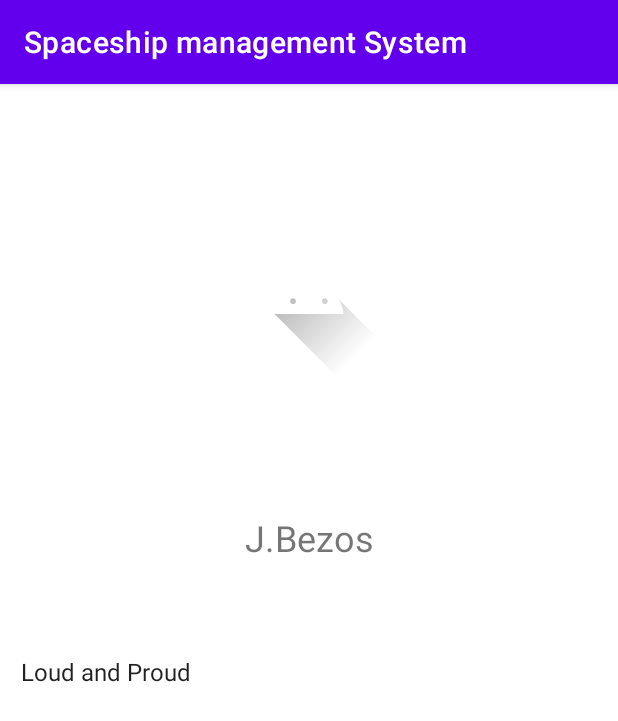
After one commit to artjoman/spaceship-management-system, an Android app: the WelcomeActivity screen opened directly, with no data from a screen before it, on a phone screen of 412 x 824 dp. The commit adds this screen. Shown: the top 721 px of the screen. Run offline under Robolectric (Android 15) with nearby library versions, the phone set to English and light mode, and no system bars.

Commit message:
Lesson 30 - Added SQLite connection to the Welcome activity

```diff
--- a/app/build.gradle
+++ b/app/build.gradle
@@ -25,6 +25,9 @@ android {
         sourceCompatibility JavaVersion.VERSION_1_8
         targetCompatibility JavaVersion.VERSION_1_8
     }
+    buildFeatures {
+        viewBinding true
+    }
 }
 
 dependencies {
@@ -32,6 +35,8 @@ dependencies {
     implementation 'androidx.appcompat:appcompat:1.4.0'
     implementation 'com.google.android.material:material:1.4.0'
     implementation 'androidx.constraintlayout:constraintlayout:2.1.2'
+    implementation 'androidx.navigation:navigation-fragment:2.3.5'
+    implementation 'androidx.navigation:navigation-ui:2.3.5'
     testImplementation 'junit:junit:4.+'
     androidTestImplementation 'androidx.test.ext:junit:1.1.3'
     androidTestImplementation 'androidx.test.espresso:espresso-core:3.4.0'
--- /dev/null
+++ b/app/src/main/java/lv/artjoms/spaceshipmanagementsystem/WelcomeActivity.java
@@ -0,0 +1,92 @@
+package lv.artjoms.spaceshipmanagementsystem;
+
+import androidx.appcompat.app.AppCompatActivity;
+
+import android.content.ContentValues;
+import android.database.Cursor;
+import android.database.sqlite.SQLiteDatabase;
+import android.os.Bundle;
+import android.provider.BaseColumns;
+import android.widget.ArrayAdapter;
+import android.widget.ListView;
+
+import java.util.ArrayList;
+import java.util.List;
+
+import lv.artjoms.spaceshipmanagementsystem.db.SqliteHelper;
+
+public class WelcomeActivity extends AppCompatActivity {
+
+    private ListView shipList;
+
+    // Data management variables
+    List<String> shipsFromDb = new ArrayList<>();
+
+    @Override
+    protected void onCreate(Bundle savedInstanceState) {
+        super.onCreate(savedInstanceState);
+        setContentView(R.layout.activity_welcome);
+
+        SqliteHelper dbHelper = new SqliteHelper(this);
+
+
+        // TODO: Move code to own methods
+
+        String title = "Loud and Proud";
+        String myColor = "LED";
+        String mass = "100";
+        String location = "Riga";
+        String image = "";
+
+        // Gets the data repository in write mode
+        SQLiteDatabase db = dbHelper.getWritableDatabase();
+
+        // Create a new map of values, where column names are the keys
+        ContentValues values = new ContentValues();
+        values.put(SqliteHelper.SpaceshipEntry.COLUMN_NAME_TITLE, title);
+        values.put(SqliteHelper.SpaceshipEntry.COLUMN_NAME_MASS, mass);
+        values.put(SqliteHelper.SpaceshipEntry.COLUMN_NAME_COLOR, myColor);
+        values.put(SqliteHelper.SpaceshipEntry.COLUMN_NAME_LOCATION, location);
+        values.put(SqliteHelper.SpaceshipEntry.COLUMN_NAME_IMAGE_URL, image);
+
+        // Insert the new row, returning the primary key value of the new row
+        long newRowId = db.insert(SqliteHelper.SpaceshipEntry.TABLE_NAME, null, values);
+
+        SQLiteDatabase readDb = dbHelper.getReadableDatabase();
+
+        // Define a projection that specifies which columns from the database
+        // you will actually use after this query.
+        String[] projection = {
+                BaseColumns._ID,
+                SqliteHelper.SpaceshipEntry.COLUMN_NAME_TITLE
+        };
+
+        Cursor cursor = db.query(
+                SqliteHelper.SpaceshipEntry.TABLE_NAME,   // The table to query
+                projection,             // The array of columns to return (pass null to get all)
+                null,              // The columns for the WHERE clause
+                null,          // The values for the WHERE clause
+                null,                   // don't group the rows
+                null,                   // don't filter by row groups
+                null               // The sort order
+        );
+
+        while(cursor.moveToNext()) {
+            String myTitle = cursor.getString(cursor.getColumnIndexOrThrow(SqliteHelper.SpaceshipEntry.COLUMN_NAME_TITLE));
+            shipsFromDb.add(myTitle);
+        }
+        cursor.close();
+
+        // Reference to the Layout
+        shipList = (ListView) findViewById(R.id.shipList);
+
+        ArrayAdapter<String> arrayAdapter = new ArrayAdapter<String>(
+                this,
+                android.R.layout.simple_list_item_1,
+                shipsFromDb
+        );
+
+        shipList.setAdapter(arrayAdapter);
+
+    }
+}
--- /dev/null
+++ b/app/src/main/java/lv/artjoms/spaceshipmanagementsystem/db/SqliteHelper.java
@@ -0,0 +1,52 @@
+package lv.artjoms.spaceshipmanagementsystem.db;
+
+import android.content.Context;
+import android.database.sqlite.SQLiteDatabase;
+import android.database.sqlite.SQLiteOpenHelper;
+import android.provider.BaseColumns;
+
+public class SqliteHelper extends SQLiteOpenHelper {
+    // If you change the database schema, you must increment the database version.
+    public static final int DATABASE_VERSION = 1;
+    public static final String DATABASE_NAME = "spaceships.db";
+
+    private static final String SQL_CREATE_ENTRIES =
+            "CREATE TABLE " + SpaceshipEntry.TABLE_NAME + " (" +
+                    SpaceshipEntry._ID + " INTEGER PRIMARY KEY," +
+                    SpaceshipEntry.COLUMN_NAME_TITLE + " TEXT," +
+                    SpaceshipEntry.COLUMN_NAME_MASS + " TEXT," +
+                    SpaceshipEntry.COLUMN_NAME_COLOR + " TEXT," +
+                    SpaceshipEntry.COLUMN_NAME_LOCATION + " TEXT," +
+                    SpaceshipEntry.COLUMN_NAME_IMAGE_URL + " TEXT)";
+
+    private static final String SQL_DELETE_ENTRIES =
+            "DROP TABLE IF EXISTS " + SpaceshipEntry.TABLE_NAME;
+
+    public SqliteHelper(Context context) {
+        super(context, DATABASE_NAME, null, DATABASE_VERSION);
+    }
+
+    public void onCreate(SQLiteDatabase db) {
+        db.execSQL(SQL_CREATE_ENTRIES);
+    }
+    public void onUpgrade(SQLiteDatabase db, int oldVersion, int newVersion) {
+        // This database is only a cache for online data, so its upgrade policy is
+        // to simply to discard the data and start over
+        db.execSQL(SQL_DELETE_ENTRIES);
+        onCreate(db);
+    }
+    public void onDowngrade(SQLiteDatabase db, int oldVersion, int newVersion) {
+        onUpgrade(db, oldVersion, newVersion);
+    }
+
+
+    /* Inner class that defines the table contents */
+    public static class SpaceshipEntry implements BaseColumns {
+        public static final String TABLE_NAME = "spaceships";
+        public static final String COLUMN_NAME_TITLE = "title";
+        public static final String COLUMN_NAME_MASS = "mass";
+        public static final String COLUMN_NAME_COLOR = "color";
+        public static final String COLUMN_NAME_LOCATION = "location";
+        public static final String COLUMN_NAME_IMAGE_URL = "image";
+    }
+}
--- a/app/src/main/res/layout/activity_main.xml
+++ b/app/src/main/res/layout/activity_login.xml
@@ -6,7 +6,7 @@
     android:layout_height="match_parent"
     android:gravity="center"
     android:orientation="vertical"
-    tools:context=".MainActivity">
+    tools:context=".LoginActivity">
 
     <LinearLayout
         android:layout_width="wrap_content"
--- /dev/null
+++ b/app/src/main/res/layout/activity_welcome.xml
@@ -0,0 +1,48 @@
+<?xml version="1.0" encoding="utf-8"?>
+<androidx.constraintlayout.widget.ConstraintLayout xmlns:android="http://schemas.android.com/apk/res/android"
+    xmlns:app="http://schemas.android.com/apk/res-auto"
+    xmlns:tools="http://schemas.android.com/tools"
+    android:layout_width="match_parent"
+    android:layout_height="match_parent"
+    tools:context=".WelcomeActivity">
+
+    <ImageView
+        android:id="@+id/imageView"
+        android:layout_width="wrap_content"
+        android:layout_height="wrap_content"
+        app:layout_constraintBottom_toTopOf="@+id/textView"
+        app:layout_constraintEnd_toEndOf="parent"
+        app:layout_constraintStart_toStartOf="parent"
+        app:layout_constraintTop_toTopOf="parent"
+        app:srcCompat="@drawable/ic_launcher_foreground"
+        tools:srcCompat="@drawable/ic_launcher_foreground" />
+
+    <TextView
+        android:id="@+id/textView"
+        android:layout_width="wrap_content"
+        android:layout_height="wrap_content"
+        android:layout_marginBottom="24dp"
+        android:text="J.Bezos"
+        android:textSize="24sp"
+        app:layout_constraintBottom_toTopOf="@+id/scrollView2"
+        app:layout_constraintEnd_toEndOf="parent"
+        app:layout_constraintStart_toStartOf="parent"
+        app:layout_constraintTop_toTopOf="parent"
+        app:layout_constraintVertical_bias="0.919" />
+
+    <ScrollView
+        android:id="@+id/scrollView2"
+        android:layout_width="417dp"
+        android:layout_height="400dp"
+        app:layout_constraintBottom_toBottomOf="parent"
+        app:layout_constraintEnd_toEndOf="parent"
+        app:layout_constraintStart_toStartOf="parent"
+        app:layout_constraintTop_toTopOf="parent"
+        app:layout_constraintVertical_bias="1.0">
+
+        <ListView
+            android:id="@+id/shipList"
+            android:layout_width="match_parent"
+            android:layout_height="match_parent" />
+    </ScrollView>
+</androidx.constraintlayout.widget.ConstraintLayout>
--- /dev/null
+++ b/app/src/main/res/values-land/dimens.xml
@@ -0,0 +1,3 @@
+<resources>
+    <dimen name="fab_margin">48dp</dimen>
+</resources>
--- /dev/null
+++ b/app/src/main/res/values-w1240dp/dimens.xml
@@ -0,0 +1,3 @@
+<resources>
+    <dimen name="fab_margin">200dp</dimen>
+</resources>
--- /dev/null
+++ b/app/src/main/res/values-w600dp/dimens.xml
@@ -0,0 +1,3 @@
+<resources>
+    <dimen name="fab_margin">48dp</dimen>
+</resources>
--- /dev/null
+++ b/app/src/main/res/values/dimens.xml
@@ -0,0 +1,3 @@
+<resources>
+    <dimen name="fab_margin">16dp</dimen>
+</resources>
```
Also changed, not shown: app/src/main/AndroidManifest.xml (+7 -4 lines), app/src/main/java/lv/artjoms/spaceshipmanagementsystem/LoginActivity.java (renamed from app/src/main/java/lv/artjoms/spaceshipmanagementsystem/MainActivity.java, +5 -2 lines), app/src/main/res/values/strings.xml (+9 -0 lines), app/src/main/res/values/themes.xml (+9 -0 lines).
